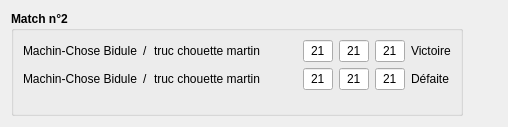
This is mainwindow/btmQMatchWidget.ui in dsarrut/btm as Qt 5 draws it before an edit. The edited form follows.
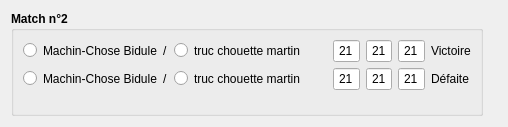
This is the edited form.

Commit message: switch player

```diff
--- a/mainwindow/btmQMatchWidget.ui
+++ b/mainwindow/btmQMatchWidget.ui
@@ -56,6 +56,13 @@
            <layout class="QVBoxLayout" name="verticalLayout_2">
             <item>
              <layout class="QHBoxLayout" name="horizontalLayout">
+              <item>
+               <widget class="QRadioButton" name="radioButtonTeam1Player1">
+                <property name="text">
+                 <string/>
+                </property>
+               </widget>
+              </item>
               <item>
                <widget class="QLabel" name="labelPlayer1">
                 <property name="font">
@@ -82,6 +89,13 @@
                 </property>
                </widget>
               </item>
+              <item>
+               <widget class="QRadioButton" name="radioButtonTeam1Player2">
+                <property name="text">
+                 <string/>
+                </property>
+               </widget>
+              </item>
               <item>
                <widget class="QLabel" name="labelPlayer2">
                 <property name="font">
@@ -112,6 +126,13 @@
             </item>
             <item>
              <layout class="QHBoxLayout" name="horizontalLayout_4">
+              <item>
+               <widget class="QRadioButton" name="radioButtonTeam2Player1">
+                <property name="text">
+                 <string/>
+                </property>
+               </widget>
+              </item>
               <item>
                <widget class="QLabel" name="labelPlayer3">
                 <property name="font">
@@ -138,6 +159,13 @@
                 </property>
                </widget>
               </item>
+              <item>
+               <widget class="QRadioButton" name="radioButtonTeam2Player2">
+                <property name="text">
+                 <string/>
+                </property>
+               </widget>
+              </item>
               <item>
                <widget class="QLabel" name="labelPlayer4">
                 <property name="font">
```
Left out of the diff: 3 changed lines with no effect on the pictures. The commit also changes 8 other files.
